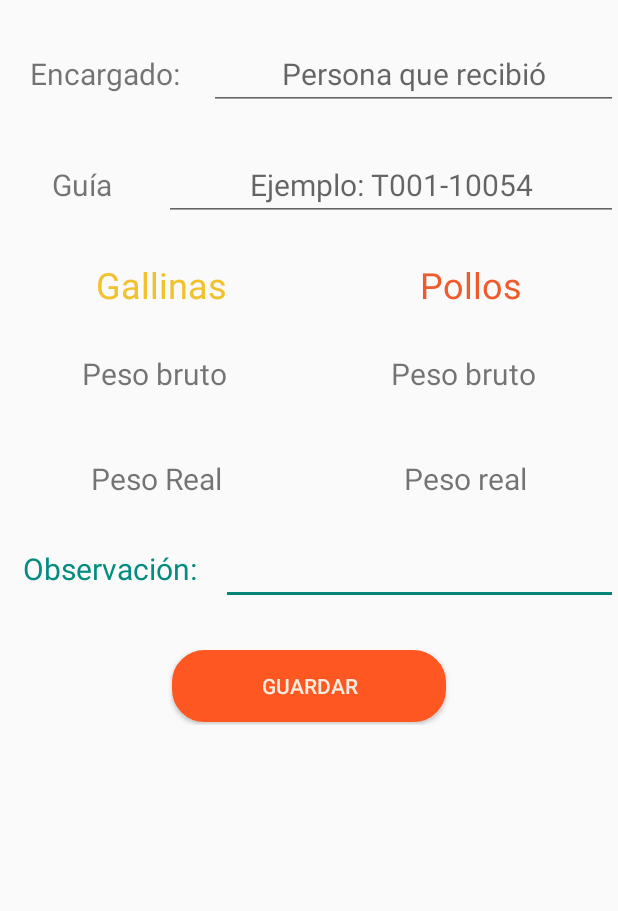
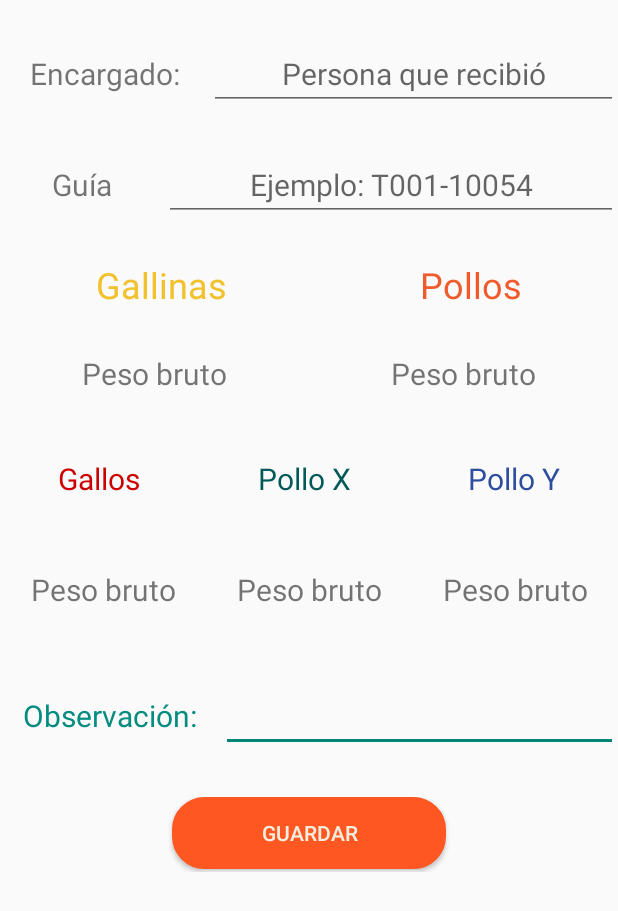
Before and after one commit to CADOTEC/myk, an Android app: the layout activity_agregarpedidoultimo.xml on its own in the app's theme, with its tools: preview values and no code run, on a phone screen of 412 x 824 dp. Shown: the top 911 px of the screen. Run offline under Robolectric (Android 15) with nearby library versions, the phone set to English and light mode, and no system bars.

Commit message:
29122021

```diff
--- a/app/src/main/res/layout/activity_agregarpedidoultimo.xml
+++ b/app/src/main/res/layout/activity_agregarpedidoultimo.xml
@@ -43,11 +43,12 @@
         android:id="@+id/linearLayout20"
         android:layout_width="match_parent"
         android:layout_height="50dp"
+        android:layout_marginTop="24dp"
         android:orientation="horizontal"
         app:layout_constraintEnd_toEndOf="parent"
         app:layout_constraintHorizontal_bias="0.0"
         app:layout_constraintStart_toStartOf="parent"
-        app:layout_constraintTop_toBottomOf="@+id/linearLayout17">
+        app:layout_constraintTop_toBottomOf="@+id/linearLayout23">
 
         <TextView
             android:id="@+id/textView27"
@@ -88,7 +89,8 @@
             android:layout_height="wrap_content"
             android:layout_weight="1"
             android:gravity="center"
-            android:text="Peso Real"
+            android:text="Gallos"
+            android:textColor="@android:color/holo_red_dark"
             android:textSize="20sp" />
 
         <TextView
@@ -97,7 +99,18 @@
             android:layout_height="wrap_content"
             android:layout_weight="1"
             android:gravity="center"
-            android:text="Peso real"
+            android:text="Pollo X"
+            android:textColor="@color/purple_200"
+            android:textSize="20sp" />
+
+        <TextView
+            android:id="@+id/textView24"
+            android:layout_width="wrap_content"
+            android:layout_height="wrap_content"
+            android:layout_weight="1"
+            android:gravity="center"
+            android:text="Pollo Y"
+            android:textColor="@color/ic_launcher_background"
             android:textSize="20sp" />
     </LinearLayout>
 
@@ -225,4 +238,42 @@
             android:minHeight="48dp"
             android:textSize="20sp" />
     </LinearLayout>
+
+    <LinearLayout
+        android:id="@+id/linearLayout23"
+        android:layout_width="match_parent"
+        android:layout_height="50dp"
+        android:layout_marginTop="24dp"
+        android:orientation="horizontal"
+        app:layout_constraintEnd_toEndOf="parent"
+        app:layout_constraintStart_toStartOf="parent"
+        app:layout_constraintTop_toBottomOf="@+id/linearLayout17">
+
+        <TextView
+            android:id="@+id/textView25"
+            android:layout_width="wrap_content"
+            android:layout_height="wrap_content"
+            android:layout_weight="1"
+            android:gravity="center"
+            android:text="Peso bruto"
+            android:textSize="20sp" />
+
+        <TextView
+            android:id="@+id/textView28"
+            android:layout_width="wrap_content"
+            android:layout_height="wrap_content"
+            android:layout_weight="1"
+            android:gravity="center"
+            android:text="Peso bruto"
+            android:textSize="20sp" />
+
+        <TextView
+            android:id="@+id/textView29"
+            android:layout_width="wrap_content"
+            android:layout_height="wrap_content"
+            android:layout_weight="1"
+            android:gravity="center"
+            android:text="Peso bruto"
+            android:textSize="20sp" />
+    </LinearLayout>
 </androidx.constraintlayout.widget.ConstraintLayout>
--- a/app/src/main/res/layout/activity_ingresarpedidopro.xml
+++ b/app/src/main/res/layout/activity_ingresarpedidopro.xml
@@ -86,8 +86,9 @@
             android:layout_weight="1"
             android:gravity="center"
             android:text="0"
+            android:textColor="@android:color/holo_red_dark"
             android:textSize="20sp"
-            android:visibility="gone" />
+            android:visibility="visible" />
 
         <TextView
             android:id="@+id/textView22"
@@ -96,8 +97,9 @@
             android:layout_weight="1"
             android:gravity="center"
             android:text="0"
+            android:textColor="@color/purple_200"
             android:textSize="20sp"
-            android:visibility="gone" />
+            android:visibility="visible" />
 
         <TextView
             android:id="@+id/textView23"
@@ -106,8 +108,9 @@
             android:layout_weight="1"
             android:gravity="center"
             android:text="0"
+            android:textColor="@color/ic_launcher_background"
             android:textSize="20sp"
-            android:visibility="gone" />
+            android:visibility="visible" />
     </LinearLayout>
 
     <LinearLayout
@@ -320,8 +323,9 @@
         android:layout_width="match_parent"
         android:layout_height="50dp"
         android:layout_marginTop="24dp"
+        android:gravity="center"
         android:orientation="horizontal"
-        android:visibility="gone"
+        android:visibility="visible"
         app:layout_constraintEnd_toEndOf="parent"
         app:layout_constraintStart_toStartOf="parent"
         app:layout_constraintTop_toTopOf="parent">
@@ -331,8 +335,11 @@
             android:layout_width="wrap_content"
             android:layout_height="wrap_content"
             android:layout_weight="1"
+            android:buttonTint="@android:color/holo_red_dark"
+            android:gravity="center"
             android:minHeight="48dp"
             android:text="GALLO"
+            android:textColor="@color/black"
             android:textSize="20sp" />
 
         <CheckBox
@@ -340,6 +347,8 @@
             android:layout_width="wrap_content"
             android:layout_height="wrap_content"
             android:layout_weight="1"
+            android:buttonTint="@color/purple_200"
+            android:gravity="center"
             android:minHeight="48dp"
             android:text="POLLO X"
             android:textSize="20sp" />
@@ -349,6 +358,8 @@
             android:layout_width="wrap_content"
             android:layout_height="wrap_content"
             android:layout_weight="1"
+            android:buttonTint="@color/ic_launcher_background"
+            android:gravity="center"
             android:minHeight="48dp"
             android:text="POLLO Y"
             android:textSize="20sp" />
```
